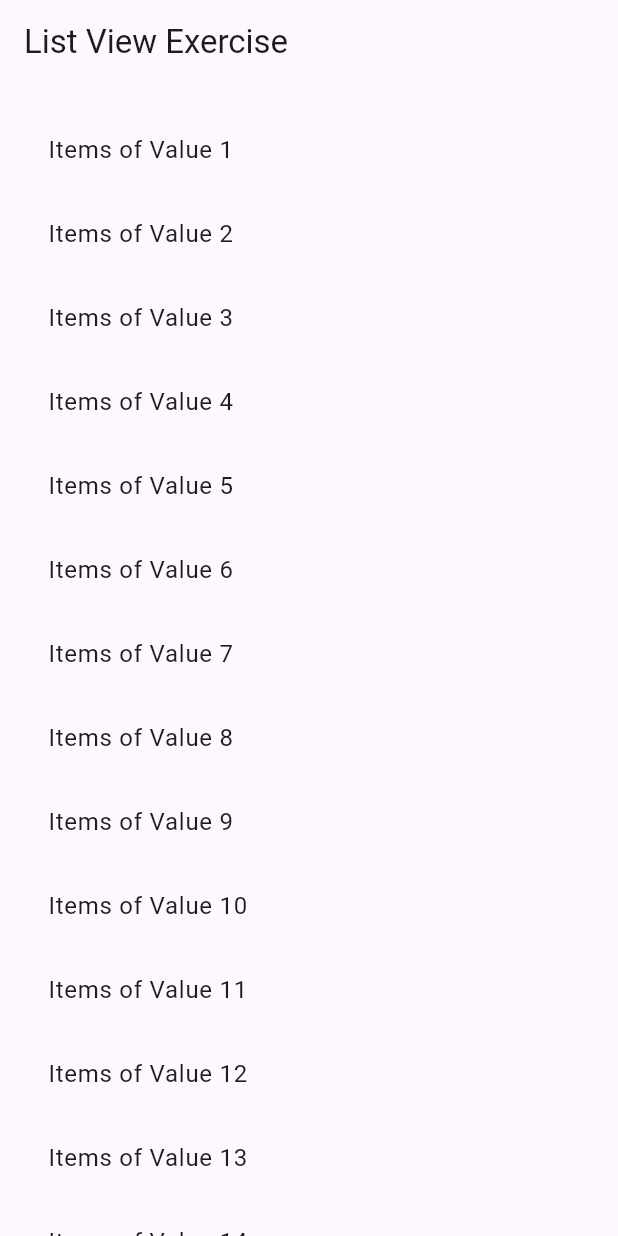
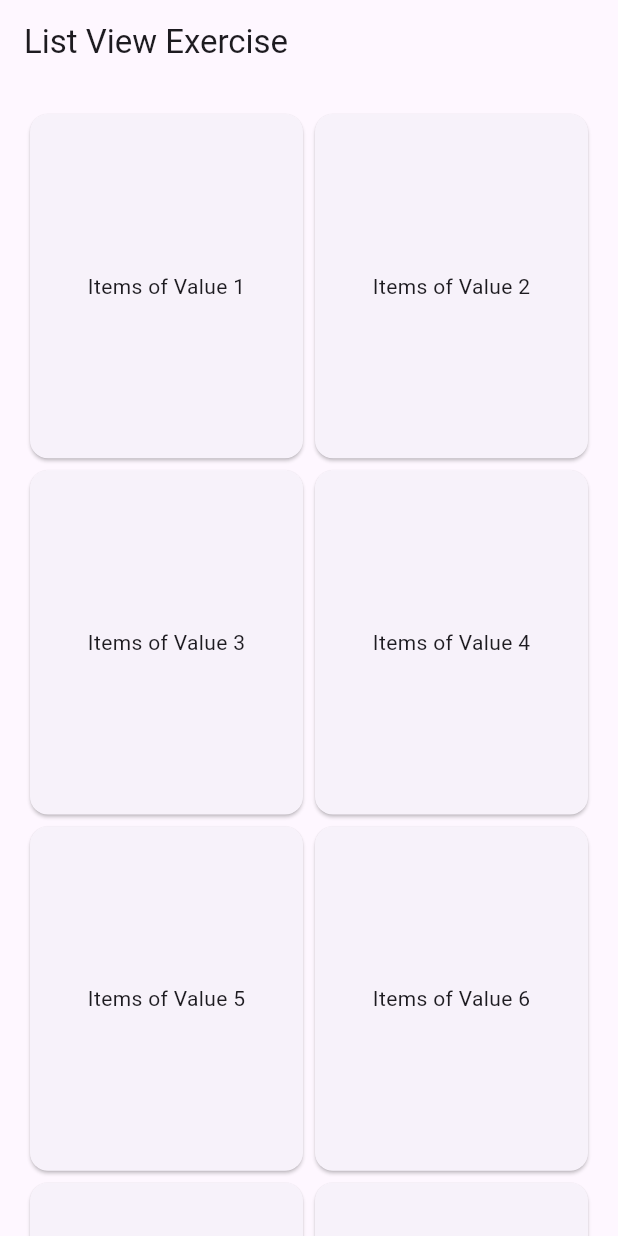
Before and after one commit to Shoykat361/First-flutter-Ui-Design, a Flutter app: the screen it shows after launch, on a phone screen of 412 x 824 dp. Run offline on Flutter 3.47's test engine with Material 3 defaults, Android fonts, the phone set to English and light mode, and no system bars; missing offline and left inert: dart:js.

Commit message:
Grid View Learning

```diff
--- a/lib/Screens/List_view.dart
+++ b/lib/Screens/List_view.dart
@@ -13,12 +13,24 @@ class ListViewExercise extends StatelessWidget {
 /*      body: ListView(
         children: vAlues.map((item) => ListTile(title: Text(item),)).toList(),
       )*/
-        body: ListView.builder(
+        /*body: ListView.builder(
           padding: const EdgeInsets.all(16.00),
           itemCount: vAlues.length,
           itemBuilder: (context,index) => ListTile(title: Text(vAlues[index]),
           ),
-        ),
+        ),*/
+        body: GridView.builder(
+          gridDelegate: SliverGridDelegateWithFixedCrossAxisCount(
+            crossAxisCount: 2,
+            childAspectRatio: 0.8,
+          ),
+          padding: const EdgeInsets.all(16.00),
+          itemCount: vAlues.length,
+          itemBuilder: (context,index) => Card(
+            child: Center(child: Text(vAlues[index]),),
+          ),
+          ),
+
     );
   }
 }
```
